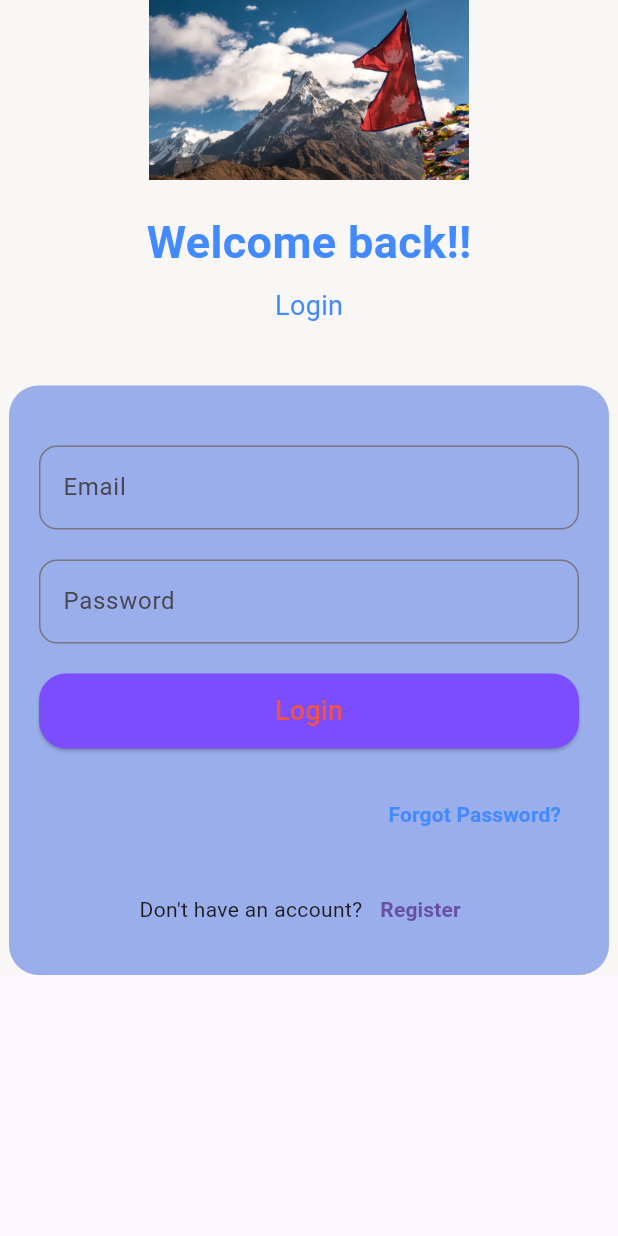
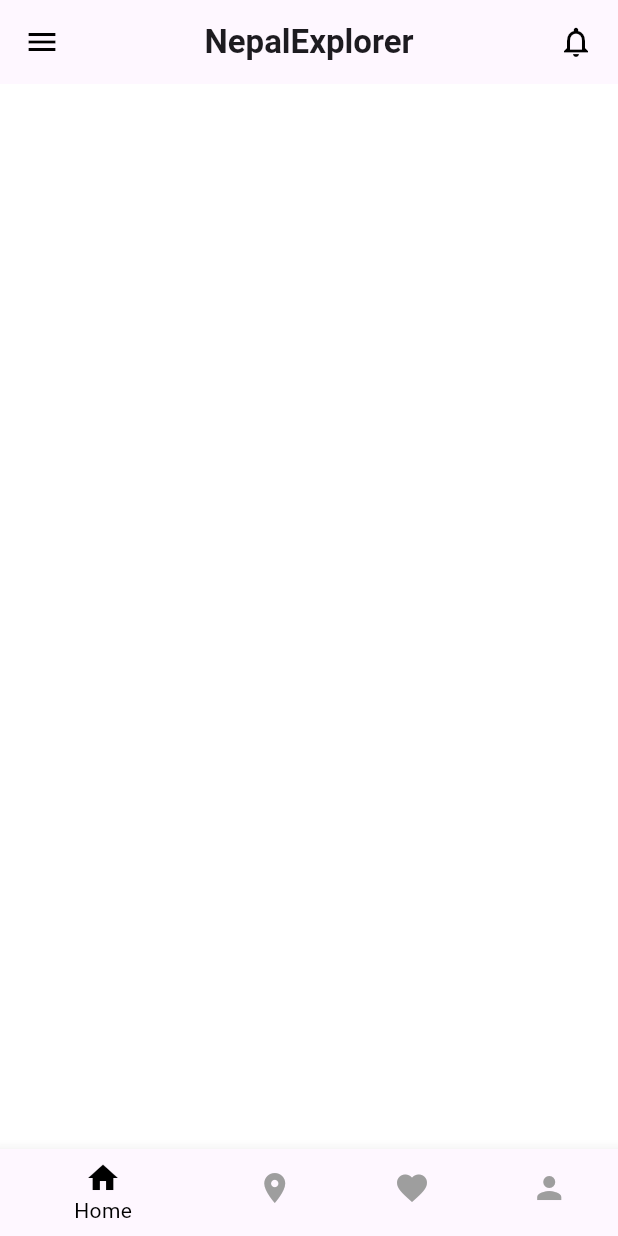
Before and after one commit to SandipKandel0/nepalexplorer, a Flutter app: the screen it shows after launch, after a tap on "Skip", after a tap on "Login", on a phone screen of 412 x 824 dp. Run offline on Flutter 3.47's test engine with Material 3 defaults, Android fonts, the phone set to English and light mode, and no system bars.

Commit message:
Add initial files to Sprint2 branch

```diff
--- a/lib/app.dart
+++ b/lib/app.dart
@@ -3,7 +3,7 @@ import 'screens/splash_screen.dart';
 import 'screens/onboarding_screen.dart';
 import 'screens/login_screen.dart';
 import 'screens/register_screen.dart';
-
+import 'screens/dashboard_screen.dart';
 
 class MyApp extends StatelessWidget {
   const MyApp({super.key});
@@ -13,12 +13,13 @@ class MyApp extends StatelessWidget {
     return MaterialApp(
       debugShowCheckedModeBanner: false,
       initialRoute: '/splash',
+
       routes: {
         '/splash': (context) => const SplashScreen(),
         '/onboarding': (context) => const OnboardingScreen(),
         '/login': (context) => const LoginScreen(),
         '/register': (context) => const RegisterScreen(),
-
+        '/dashboard': (context) => const DashboardScreen(),
       },
     );
   }
--- /dev/null
+++ b/lib/screens/dashboard_screen.dart
@@ -0,0 +1,44 @@
+import 'package:flutter/material.dart';
+
+class DashboardScreen extends StatelessWidget {
+  const DashboardScreen({super.key});
+
+  @override
+  Widget build(BuildContext context) {
+    return Scaffold(
+      backgroundColor: Colors.white,
+
+
+      appBar: AppBar(
+        elevation: 0,
+        leading: const Icon(Icons.menu, color: Colors.black),
+        title: const Text(
+          'NepalExplorer',
+          style: TextStyle(
+            fontWeight: FontWeight.bold,
+          ),
+        ),
+        centerTitle: true,
+        actions: const [
+          Padding(
+            padding: EdgeInsets.only(right: 16),
+            child: Icon(Icons.notifications_none, color: Colors.black),
+          )
+        ],
+      ),
+      body: Container(),
+
+      bottomNavigationBar: BottomNavigationBar(
+        currentIndex: 0,
+        selectedItemColor: Colors.black,
+        unselectedItemColor: Colors.grey,
+        items: const [
+          BottomNavigationBarItem(icon: Icon(Icons.home), label: 'Home'),
+          BottomNavigationBarItem(icon: Icon(Icons.place), label: 'Destination'),
+          BottomNavigationBarItem(icon: Icon(Icons.favorite), label: 'Favourite'),
+          BottomNavigationBarItem(icon: Icon(Icons.person), label: 'Profile'),
+        ],
+      ),
+    );
+  }
+}
--- a/lib/screens/login_screen.dart
+++ b/lib/screens/login_screen.dart
@@ -5,16 +5,19 @@ class LoginScreen extends StatelessWidget {
 
   @override
   Widget build(BuildContext context) {
+    final screenWidth = MediaQuery.of(context).size.width;
+    final containerWidth = screenWidth > 500 ? 400.0 : screenWidth * 0.9;
+
     return Scaffold(
       body: SingleChildScrollView(
         child: Container(
           width: double.infinity,
+          padding: const EdgeInsets.symmetric(vertical: 40),
           decoration: const BoxDecoration(color: Color.fromARGB(255, 248, 247, 246)),
           child: Center(
             child: Column(
-              mainAxisAlignment: MainAxisAlignment.center,
               children: [
-                Image.asset('assets/images/image1.png', width: 300, height: 120),
+                Image.asset('assets/images/image1.png', width: screenWidth * 0.5, height: 120, fit: BoxFit.contain),
                 const SizedBox(height: 20),
                 const Text("Welcome back!!",
                     style: TextStyle(fontSize: 30, fontWeight: FontWeight.bold, color: Colors.blueAccent)),
@@ -22,7 +25,7 @@ class LoginScreen extends StatelessWidget {
                 const Text("Login", style: TextStyle(color: Colors.blueAccent, fontSize: 18)),
                 const SizedBox(height: 40),
                 Container(
-                  width: 400,
+                  width: containerWidth,
                   padding: const EdgeInsets.all(20),
                   decoration: BoxDecoration(
                       color: const Color.fromARGB(255, 153, 174, 235),
@@ -53,7 +56,7 @@ class LoginScreen extends StatelessWidget {
                           style: ElevatedButton.styleFrom(
                               backgroundColor: Colors.deepPurpleAccent,
                               shape: RoundedRectangleBorder(borderRadius: BorderRadius.circular(18))),
-                          onPressed: () => Navigator.pushNamed(context, '/home'),
+                          onPressed: () => Navigator.pushNamed(context, '/dashboard'),
                           child: const Text("Login",
                               style: TextStyle(fontSize: 18, color: Color.fromARGB(255, 237, 83, 75))),
                         ),
--- a/lib/screens/onboarding_screen.dart
+++ b/lib/screens/onboarding_screen.dart
@@ -41,6 +41,8 @@ class _OnboardingScreenState extends State<OnboardingScreen> {
 
   @override
   Widget build(BuildContext context) {
+    final screenWidth = MediaQuery.of(context).size.width;
+
     return Scaffold(
       body: Stack(
         children: [
@@ -51,24 +53,24 @@ class _OnboardingScreenState extends State<OnboardingScreen> {
                 currentPage = index;
               });
             },
-            children: const [
+            children: [
               OnboardPage(
                 image: 'assets/images/image1.png',
                 title: 'Explore Nepal Easily',
-                subtitle:
-                    'Discover beautiful destinations, plan trips, and enjoy adventures.',
+                subtitle: 'Discover beautiful destinations, plan trips, and enjoy adventures.',
+                screenWidth: screenWidth,
               ),
               OnboardPage(
                 image: 'assets/images/image1.png',
                 title: 'Plan Your Trip',
-                subtitle:
-                    'Book guides, hotels, and transport in just a few taps.',
+                subtitle: 'Book guides, hotels, and transport in just a few taps.',
+                screenWidth: screenWidth,
               ),
               OnboardPage(
                 image: 'assets/images/image1.png',
                 title: 'Share Your Experience',
-                subtitle:
-                    'Rate destinations and share your adventures with the community.',
+                subtitle: 'Rate destinations and share your adventures with the community.',
+                screenWidth: screenWidth,
               ),
             ],
           ),
@@ -77,8 +79,7 @@ class _OnboardingScreenState extends State<OnboardingScreen> {
             right: 20,
             child: TextButton(
               onPressed: goToLogin,
-              child: const Text('Skip',
-                  style: TextStyle(color: Colors.blueAccent, fontWeight: FontWeight.bold)),
+              child: const Text('Skip', style: TextStyle(color: Colors.blueAccent, fontWeight: FontWeight.bold)),
             ),
           ),
           Positioned(
@@ -97,17 +98,13 @@ class _OnboardingScreenState extends State<OnboardingScreen> {
                       if (currentPage == 2) {
                         goToLogin();
                       } else {
-                        _controller.nextPage(
-                            duration: const Duration(milliseconds: 500),
-                            curve: Curves.easeInOut);
+                        _controller.nextPage(duration: const Duration(milliseconds: 500), curve: Curves.easeInOut);
                       }
                     },
                     style: ElevatedButton.styleFrom(
                         backgroundColor: Colors.blueAccent,
-                        shape: RoundedRectangleBorder(
-                            borderRadius: BorderRadius.circular(12))),
-                    child: Text(currentPage == 2 ? 'Get Started' : 'Next',
-                        style: const TextStyle(color: Colors.white)),
+                        shape: RoundedRectangleBorder(borderRadius: BorderRadius.circular(12))),
+                    child: Text(currentPage == 2 ? 'Get Started' : 'Next', style: const TextStyle(color: Colors.white)),
                   ),
                 ),
               ],
@@ -123,30 +120,28 @@ class OnboardPage extends StatelessWidget {
   final String image;
   final String title;
   final String subtitle;
+  final double screenWidth;
 
-  const OnboardPage(
-      {super.key, required this.image, required this.title, required this.subtitle});
+  const OnboardPage({super.key, required this.image, required this.title, required this.subtitle, required this.screenWidth});
 
   @override
   Widget build(BuildContext context) {
+    final imageWidth = screenWidth > 600 ? screenWidth * 0.5 : screenWidth * 0.7;
+
     return Container(
       padding: const EdgeInsets.all(40),
       child: Column(
         mainAxisAlignment: MainAxisAlignment.center,
         children: [
-          Expanded(flex: 6, child: Image.asset(image, fit: BoxFit.contain)),
+          Expanded(flex: 6, child: Image.asset(image, width: imageWidth, fit: BoxFit.contain)),
           const SizedBox(height: 32),
           Expanded(
             flex: 2,
             child: Column(
               children: [
-                Text(title,
-                    textAlign: TextAlign.center,
-                    style:
-                        const TextStyle(fontSize: 28, fontWeight: FontWeight.bold)),
+                Text(title, textAlign: TextAlign.center, style: const TextStyle(fontSize: 28, fontWeight: FontWeight.bold)),
                 const SizedBox(height: 16),
-                Text(subtitle,
-                    textAlign: TextAlign.center, style: const TextStyle(fontSize: 16)),
+                Text(subtitle, textAlign: TextAlign.center, style: const TextStyle(fontSize: 16)),
               ],
             ),
           )
--- a/lib/screens/register_screen.dart
+++ b/lib/screens/register_screen.dart
@@ -5,14 +5,17 @@ class RegisterScreen extends StatelessWidget {
 
   @override
   Widget build(BuildContext context) {
+    final screenWidth = MediaQuery.of(context).size.width;
+    final containerWidth = screenWidth > 500 ? 400.0 : screenWidth * 0.9;
+
     return Scaffold(
-      body: Container(
+      body: SingleChildScrollView(
+        child: Container(
           width: double.infinity,
-        height: double.infinity,
+          padding: const EdgeInsets.symmetric(vertical: 40),
           decoration: const BoxDecoration(color: Color.fromARGB(255, 221, 180, 75)),
           child: Center(
             child: Column(
-            mainAxisAlignment: MainAxisAlignment.center,
               children: [
                 const Text("Create Account",
                     style: TextStyle(fontSize: 30, fontWeight: FontWeight.bold, color: Colors.blueAccent)),
@@ -20,7 +23,7 @@ class RegisterScreen extends StatelessWidget {
                 const Text("Register", style: TextStyle(fontSize: 18, color: Colors.blueAccent)),
                 const SizedBox(height: 40),
                 Container(
-                width: 400,
+                  width: containerWidth,
                   padding: const EdgeInsets.all(20),
                   decoration: BoxDecoration(
                       color: const Color.fromARGB(255, 153, 174, 235),
@@ -31,30 +34,35 @@ class RegisterScreen extends StatelessWidget {
                       const SizedBox(height: 20),
                       TextField(
                         decoration: InputDecoration(
-                          labelText: "Full Name", border: OutlineInputBorder(borderRadius: BorderRadius.circular(12))),
+                            labelText: "Full Name",
+                            border: OutlineInputBorder(borderRadius: BorderRadius.circular(12))),
                       ),
                       const SizedBox(height: 20),
                       TextField(
                         keyboardType: TextInputType.phone,
                         decoration: InputDecoration(
-                          labelText: "Mobile Number", border: OutlineInputBorder(borderRadius: BorderRadius.circular(12))),
+                            labelText: "Mobile Number",
+                            border: OutlineInputBorder(borderRadius: BorderRadius.circular(12))),
                       ),
                       const SizedBox(height: 20),
                       TextField(
                         decoration: InputDecoration(
-                          labelText: "Email", border: OutlineInputBorder(borderRadius: BorderRadius.circular(12))),
+                            labelText: "Email",
+                            border: OutlineInputBorder(borderRadius: BorderRadius.circular(12))),
                       ),
                       const SizedBox(height: 20),
                       TextField(
                         obscureText: true,
                         decoration: InputDecoration(
-                          labelText: "Password", border: OutlineInputBorder(borderRadius: BorderRadius.circular(12))),
+                            labelText: "Password",
+                            border: OutlineInputBorder(borderRadius: BorderRadius.circular(12))),
                       ),
                       const SizedBox(height: 20),
                       TextField(
                         obscureText: true,
                         decoration: InputDecoration(
-                          labelText: "Confirm Password", border: OutlineInputBorder(borderRadius: BorderRadius.circular(12))),
+                            labelText: "Confirm Password",
+                            border: OutlineInputBorder(borderRadius: BorderRadius.circular(12))),
                       ),
                       const SizedBox(height: 25),
                       SizedBox(
@@ -88,6 +96,7 @@ class RegisterScreen extends StatelessWidget {
             ),
           ),
         ),
+      ),
     );
   }
 }
--- a/lib/screens/splash_screen.dart
+++ b/lib/screens/splash_screen.dart
@@ -5,10 +5,10 @@ class SplashScreen extends StatelessWidget {
 
   @override
   Widget build(BuildContext context) {
-    // Navigate after frame is built
     WidgetsBinding.instance.addPostFrameCallback((_) {
       Future.delayed(const Duration(seconds: 3), () {
-        Navigator.pushReplacementNamed(context, '/onboarding'); // go to onboarding first
+        // ignore: use_build_context_synchronously
+        Navigator.pushReplacementNamed(context, '/onboarding');
       });
     });
 
@@ -19,8 +19,8 @@ class SplashScreen extends StatelessWidget {
         color: Colors.deepPurple.shade50,
         child: Column(
           mainAxisAlignment: MainAxisAlignment.center,
-          children: [
-            const Text(
+          children: const [
+            Text(
               'NepalExplorer',
               style: TextStyle(
                 fontSize: 40,
@@ -28,8 +28,8 @@ class SplashScreen extends StatelessWidget {
                 color: Colors.deepPurple,
               ),
             ),
-            const SizedBox(height: 20),
-            const Text(
+            SizedBox(height: 20),
+            Text(
               'Explore Nepal Easily',
               style: TextStyle(
                 fontSize: 20,
@@ -37,7 +37,7 @@ class SplashScreen extends StatelessWidget {
                 color: Colors.deepPurple,
               ),
             ),
-            const SizedBox(height: 50),
+            SizedBox(height: 50),
             CircularProgressIndicator(
               color: Colors.deepPurple,
             ),
```
Also changed, not shown: lib/main.dart (line endings or trailing spaces), 1 other file. Lines whose indentation alone changed are shown as unchanged.
